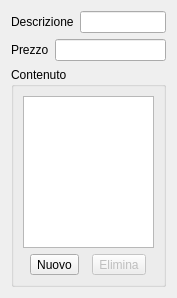
Qt form src/dettagliarticolomenu.ui (mtonin/gestcassa) before a commit.
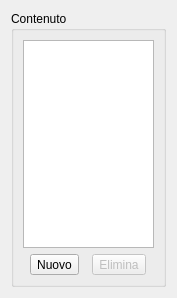
The same form after that commit.

Diff of the .ui file:
```diff
--- a/src/dettagliarticolomenu.ui
+++ b/src/dettagliarticolomenu.ui
@@ -16,38 +16,6 @@
   <layout class="QVBoxLayout" name="verticalLayout_3">
    <item>
     <layout class="QVBoxLayout" name="verticalLayout_2">
-     <item>
-      <layout class="QHBoxLayout" name="horizontalLayout">
-       <item>
-        <widget class="QLabel" name="label">
-         <property name="text">
-          <string>Descrizione</string>
-         </property>
-        </widget>
-       </item>
-       <item>
-        <widget class="QLineEdit" name="descrizioneTxt"/>
-       </item>
-      </layout>
-     </item>
-     <item>
-      <layout class="QHBoxLayout" name="horizontalLayout_2">
-       <item>
-        <widget class="QLabel" name="label_2">
-         <property name="text">
-          <string>Prezzo</string>
-         </property>
-        </widget>
-       </item>
-       <item>
-        <widget class="QLineEdit" name="prezzoTxt">
-         <property name="maxLength">
-          <number>5</number>
-         </property>
-        </widget>
-       </item>
-      </layout>
-     </item>
      <item>
       <widget class="QGroupBox" name="groupBox">
        <property name="title">
```
